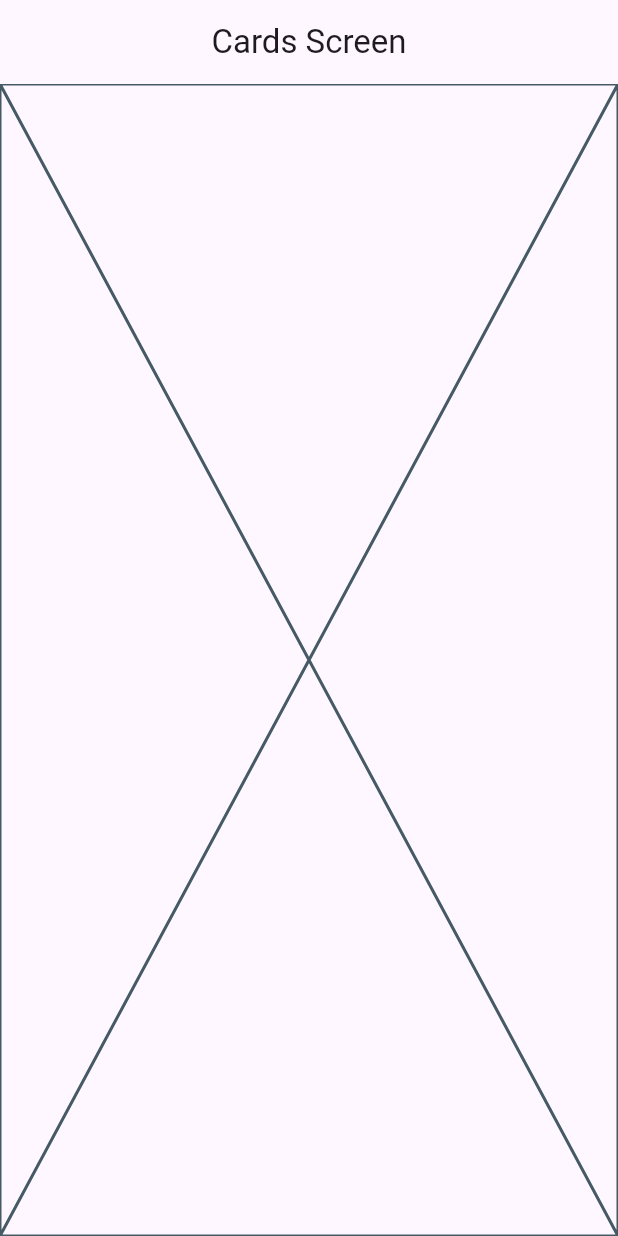
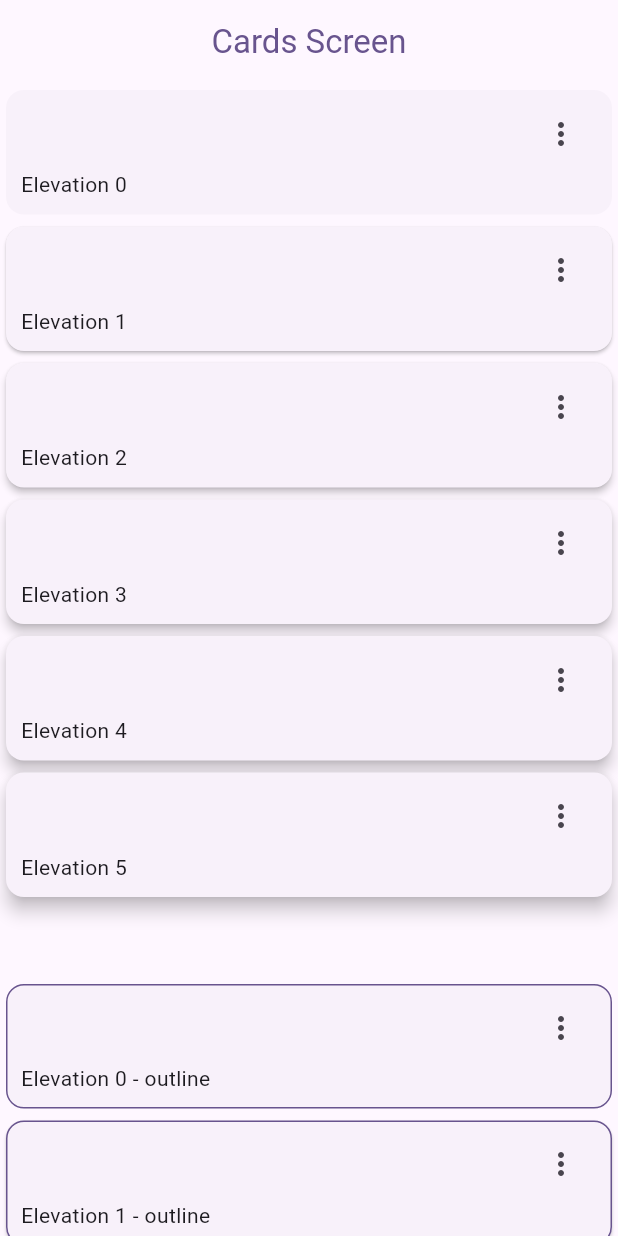
Before and after one commit to Geinersb/widgets_app, a Flutter app: the CardsScreen screen opened by its route, on a phone screen of 412 x 824 dp. Run offline on Flutter 3.47's test engine with Material 2 defaults, Android fonts, the phone set to English and light mode, and no system bars; our stand-ins replace go_router.

Commit message:
se agrega tarjetas tipo outline

```diff
--- a/lib/presentation/screens/cards/cards_screen.dart
+++ b/lib/presentation/screens/cards/cards_screen.dart
@@ -1,4 +1,13 @@
 import 'package:flutter/material.dart';
+
+const cards = <Map<String, dynamic>>[
+  {'elevation': 0.0, 'label': 'Elevation 0'},
+  {'elevation': 1.0, 'label': 'Elevation 1'},
+  {'elevation': 2.0, 'label': 'Elevation 2'},
+  {'elevation': 3.0, 'label': 'Elevation 3'},
+  {'elevation': 4.0, 'label': 'Elevation 4'},
+  {'elevation': 5.0, 'label': 'Elevation 5'},
+];
 
 class CardsScreen extends StatelessWidget {
   static const String name = 'cards_screen';
@@ -7,12 +16,102 @@ class CardsScreen extends StatelessWidget {
 
   @override
   Widget build(BuildContext context) {
+    final colors = Theme.of(context).colorScheme;
     return Scaffold(
       appBar: AppBar(
-title: const Text('Cards Screen'),
-
+        title: const Text('Cards Screen'),
+        foregroundColor: colors.primary,
       ),
-      body: const Placeholder(),
+      body: const _CardsView(),
     );
   }
 }
+
+class _CardsView extends StatelessWidget {
+  const _CardsView();
+
+  @override
+  Widget build(BuildContext context) {
+    return SingleChildScrollView(
+      child: Column(
+        children: [
+          ...cards.map((card) =>
+              _CardType1(elevation: card['elevation'], label: card['label'])),
+
+               const SizedBox(height: 50),
+
+          ...cards.map((card) =>
+              _CardType2(elevation: card['elevation'], label: card['label'])),
+
+              const SizedBox(height: 100)
+        ],
+      ),
+    );
+  }
+}
+
+class _CardType1 extends StatelessWidget {
+  final String label;
+  final double elevation;
+
+  const _CardType1({required this.label, required this.elevation});
+
+  @override
+  Widget build(BuildContext context) {
+    return Card(
+      elevation: elevation,
+      child: Padding(
+        padding: const EdgeInsets.fromLTRB(10, 5, 10, 10),
+        child: Column(
+          children: [
+            Align(
+              alignment: Alignment.topRight,
+              child: IconButton(
+                  onPressed: () {}, icon: const Icon(Icons.more_vert_outlined)),
+            ),
+            Align(
+              alignment: Alignment.bottomLeft,
+              child: Text(label),
+            )
+          ],
+        ),
+      ),
+    );
+  }
+}
+
+
+
+class _CardType2 extends StatelessWidget {
+  final String label;
+  final double elevation;
+
+  const _CardType2({required this.label, required this.elevation});
+
+  @override
+  Widget build(BuildContext context) {
+    final colors = Theme.of(context).colorScheme;
+    return Card(
+      shape: RoundedRectangleBorder(
+          borderRadius: const BorderRadius.all(Radius.circular(12)),
+          side: BorderSide(color: colors.primary)),
+      elevation: elevation,
+      child: Padding(
+        padding: const EdgeInsets.fromLTRB(10, 5, 10, 10),
+        child: Column(
+          children: [
+            Align(
+              alignment: Alignment.topRight,
+              child: IconButton(
+                  onPressed: () {}, icon: const Icon(Icons.more_vert_outlined)),
+            ),
+            Align(
+              alignment: Alignment.bottomLeft,
+              child: Text('$label - outline'),
+            )
+          ],
+        ),
+      ),
+    );
+  }
+}
```
